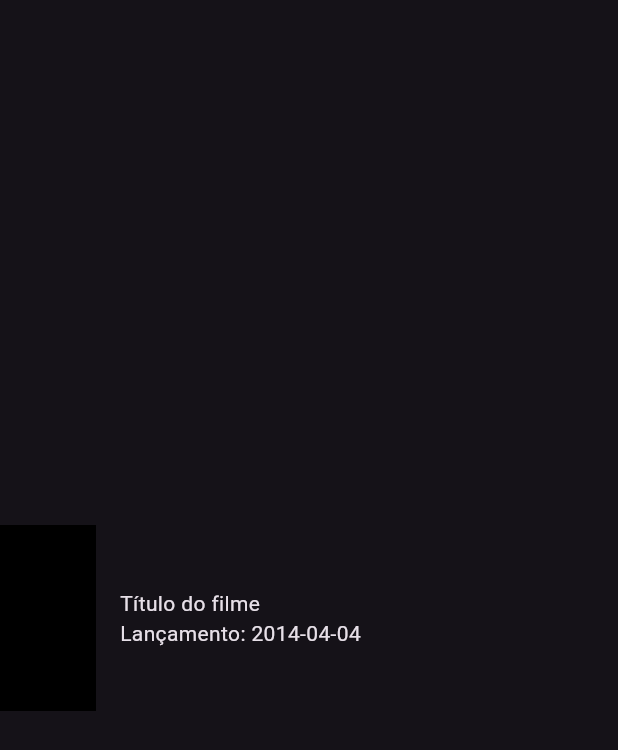
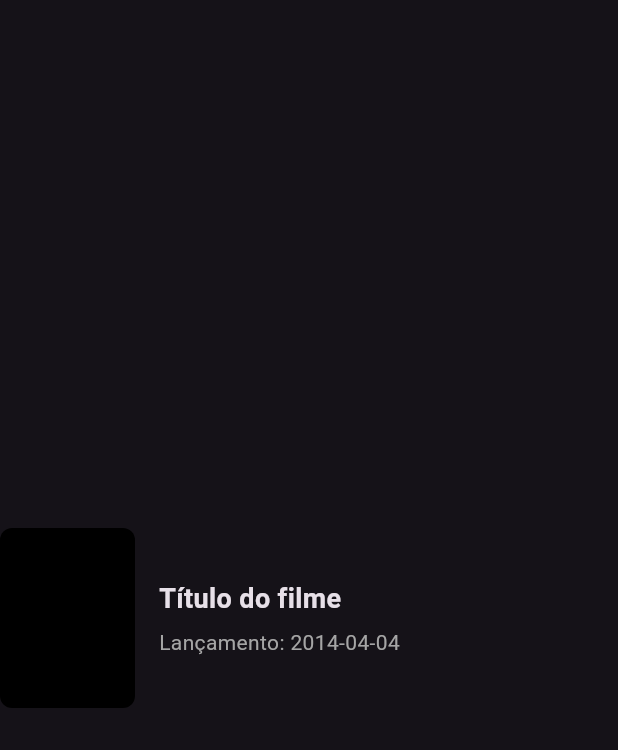
Before and after one commit to alura-cursos/4007-cinetopia, a Flutter app: the SearchMovies screen opened directly, on a phone screen of 412 x 824 dp. Shown: the top 750 px of the screen. Run offline on Flutter 3.47's test engine with Material 3 defaults, Android fonts, the phone set to English and light mode, and no system bars.

Commit message:
video3.2

```diff
--- a/lib/ui/componets/movie_card.dart
+++ b/lib/ui/componets/movie_card.dart
@@ -8,10 +8,11 @@ class MovieCard extends StatelessWidget {
     return Row(
       children: <Widget>[
         Container(
-          width: 64,
-          height: 124,
+          width: 90,
+          height: 120,
           decoration: BoxDecoration(
             color: Color(0xFF000000),
+            borderRadius: BorderRadius.circular(8),
           ),
           margin: const EdgeInsets.only(right: 16),
         ),
@@ -19,8 +20,16 @@ class MovieCard extends StatelessWidget {
           mainAxisSize: MainAxisSize.min,
           crossAxisAlignment: CrossAxisAlignment.start,
           children: <Widget>[
-            Text("Título do filme"),
-            Text("Lançamento: 2014-04-04"),
+            Padding(
+              padding: const EdgeInsets.only(bottom: 6),
+              child: Text("Título do filme", style: TextStyle(
+                fontSize: 18,
+                fontWeight: FontWeight.w600,
+              ),),
+            ),
+            Text("Lançamento: 2014-04-04", style: TextStyle(
+              color: Color(0xFFA5A5A5),
+            ),),
           ],
         )
       ],
```
